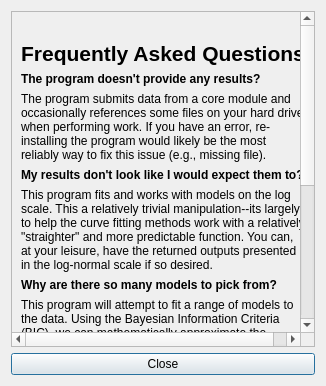
Above: aboutdialog.ui from miyamot0/ModelSelectorQt before the change. Below: the same form after it.
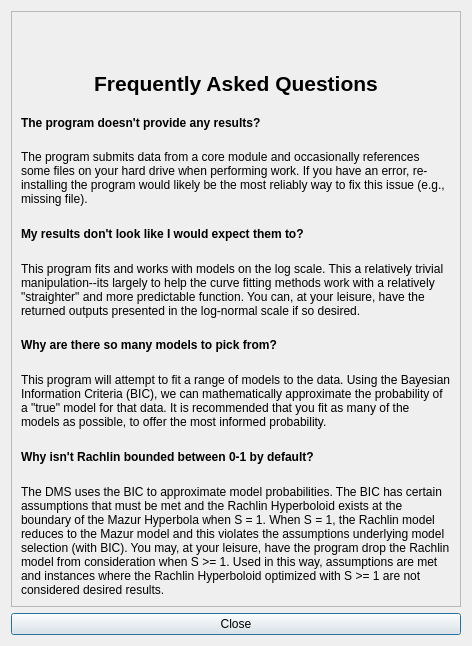
That is the form after the change. Icons and pictures are not drawn.

Commit message: Clean up odd ui quirks

```diff
--- a/aboutdialog.ui
+++ b/aboutdialog.ui
@@ -6,8 +6,8 @@
    <rect>
     <x>0</x>
     <y>0</y>
-    <width>454</width>
-    <height>474</height>
+    <width>472</width>
+    <height>646</height>
    </rect>
   </property>
   <property name="windowTitle">
@@ -15,7 +15,7 @@
   </property>
   <layout class="QVBoxLayout" name="verticalLayout">
    <property name="sizeConstraint">
-    <enum>QLayout::SetFixedSize</enum>
+    <enum>QLayout::SetDefaultConstraint</enum>
    </property>
    <item>
     <widget class="QScrollArea" name="scrollArea">
@@ -28,14 +28,14 @@
      <widget class="QWidget" name="scrollAreaWidgetContents">
       <property name="geometry">
        <rect>
-        <x>44</x>
-        <y>-236</y>
-        <width>328</width>
-        <height>661</height>
+        <x>0</x>
+        <y>0</y>
+        <width>452</width>
+        <height>597</height>
        </rect>
       </property>
       <property name="sizePolicy">
-       <sizepolicy hsizetype="Maximum" vsizetype="Preferred">
+       <sizepolicy hsizetype="Preferred" vsizetype="Preferred">
         <horstretch>0</horstretch>
         <verstretch>0</verstretch>
        </sizepolicy>
```
